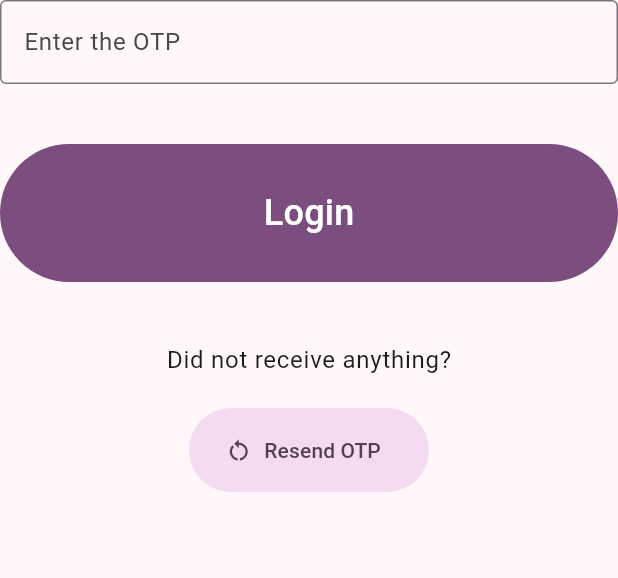
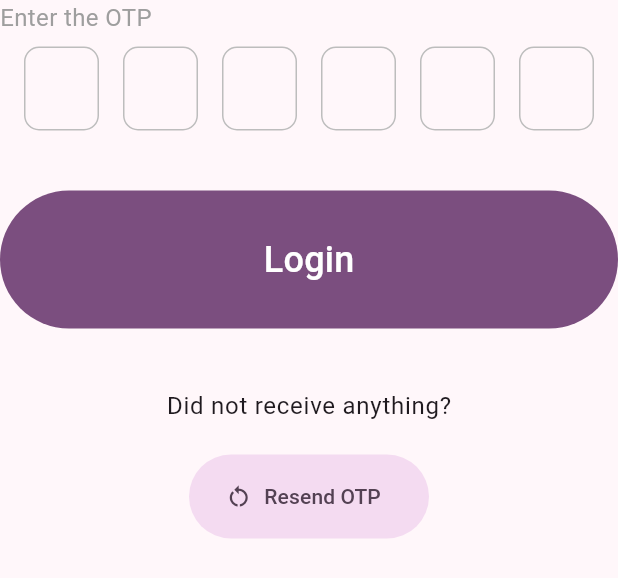
Before and after one commit to maniraj1234/zuggled, a Flutter app: the OTPVerificationWidget widget shown alone on an empty page, opened directly, on a phone screen of 412 x 824 dp. Shown: the top 578 px of the screen. Run offline on Flutter 3.47's test engine with Material 3 defaults, Android fonts, the phone set to English and light mode, and no system bars; our stand-ins replace cloud_firestore, country_code_picker, dio, firebase_auth, firebase_core, flutter_bloc and 3 more; missing offline and left inert: http_status_code, stream_video, stream_video_flutter; accounts and stored records are empty; network calls fail.

Commit message:
modified otp textfield design to six digit textfield

```diff
--- a/frontend/lib/widgets/login_sub_views.dart
+++ b/frontend/lib/widgets/login_sub_views.dart
@@ -2,6 +2,7 @@ import 'package:country_code_picker/country_code_picker.dart';
 import 'package:flutter/material.dart';
 import 'package:frontend/view_models/login_view_model.dart';
 import 'package:frontend/widgets/auth_button.dart';
+import 'package:frontend/widgets/otp_verify_text_field.dart';
 import 'package:provider/provider.dart';
 
 class LoginWidget extends StatelessWidget {
@@ -91,15 +92,7 @@ class OTPVerificationWidget extends StatelessWidget {
             crossAxisAlignment: CrossAxisAlignment.stretch,
             key: const ValueKey('otpwidget'),
             children: [
-              TextField(
-                controller: viewModel.otpverifController,
-                keyboardType: TextInputType.numberWithOptions(),
-                style: TextStyle(fontSize: 16),
-                decoration: InputDecoration(
-                  border: OutlineInputBorder(),
-                  label: Text("Enter the OTP"),
-                ),
-              ),
+              OTPInput(otpController: viewModel.otpverifController),
               const SizedBox(height: 40),
 
               /// Login Button
--- /dev/null
+++ b/frontend/lib/widgets/otp_verify_text_field.dart
@@ -0,0 +1,113 @@
+import 'package:flutter/material.dart';
+import 'package:flutter/services.dart';
+
+class OTPInput extends StatefulWidget {
+  final TextEditingController otpController;
+
+  const OTPInput({Key? key, required this.otpController}) : super(key: key);
+
+  @override
+  _OTPInputState createState() => _OTPInputState();
+}
+
+class _OTPInputState extends State<OTPInput> {
+  final List<TextEditingController> _controllers = List.generate(
+    6,
+    (_) => TextEditingController(),
+  );
+  final List<FocusNode> _focusNodes = List.generate(6, (_) => FocusNode());
+
+  @override
+  void initState() {
+    super.initState();
+    // Sync main controller with individual controllers
+    widget.otpController.addListener(() {
+      if (widget.otpController.text.length <= 6) {
+        for (
+          int i = 0;
+          i < _controllers.length && i < widget.otpController.text.length;
+          i++
+        ) {
+          _controllers[i].text = widget.otpController.text[i];
+        }
+        // Clear remaining fields if OTP is shorter
+        for (
+          int i = widget.otpController.text.length;
+          i < _controllers.length;
+          i++
+        ) {
+          _controllers[i].clear();
+        }
+      }
+    });
+  }
+
+  @override
+  void dispose() {
+    for (var controller in _controllers) {
+      controller.dispose();
+    }
+    for (var focusNode in _focusNodes) {
+      focusNode.dispose();
+    }
+    super.dispose();
+  }
+
+  void _onChanged(String value, int index) {
+    if (value.length == 1 && index < 5) {
+      // Move to next field
+      FocusScope.of(context).requestFocus(_focusNodes[index + 1]);
+    } else if (value.isEmpty && index > 0) {
+      // Move to previous field
+      FocusScope.of(context).requestFocus(_focusNodes[index - 1]);
+    }
+    // Update main controller
+    widget.otpController.text = _controllers.map((c) => c.text).join();
+  }
+
+  @override
+  Widget build(BuildContext context) {
+    return Column(
+      crossAxisAlignment: CrossAxisAlignment.start,
+      children: [
+        const Text(
+          'Enter the OTP',
+          style: TextStyle(fontSize: 16, color: Colors.grey),
+        ),
+        const SizedBox(height: 8),
+        Row(
+          mainAxisAlignment: MainAxisAlignment.spaceEvenly,
+          children: List.generate(6, (index) {
+            return SizedBox(
+              width: 50,
+              child: TextField(
+                controller: _controllers[index],
+                focusNode: _focusNodes[index],
+                keyboardType: const TextInputType.numberWithOptions(),
+                textAlign: TextAlign.center,
+                style: const TextStyle(fontSize: 16),
+                maxLength: 1,
+                inputFormatters: [FilteringTextInputFormatter.digitsOnly],
+                decoration: InputDecoration(
+                  counterText: '',
+                  border: const OutlineInputBorder(),
+                  enabledBorder: OutlineInputBorder(
+                    borderSide: BorderSide(color: Colors.grey.shade400),
+                    borderRadius: BorderRadius.circular(10),
+                  ),
+                  focusedBorder: OutlineInputBorder(
+                    borderSide: BorderSide(
+                      color: Theme.of(context).primaryColor,
+                    ),
+                    borderRadius: BorderRadius.circular(10),
+                  ),
+                ),
+                onChanged: (value) => _onChanged(value, index),
+              ),
+            );
+          }),
+        ),
+      ],
+    );
+  }
+}
```
